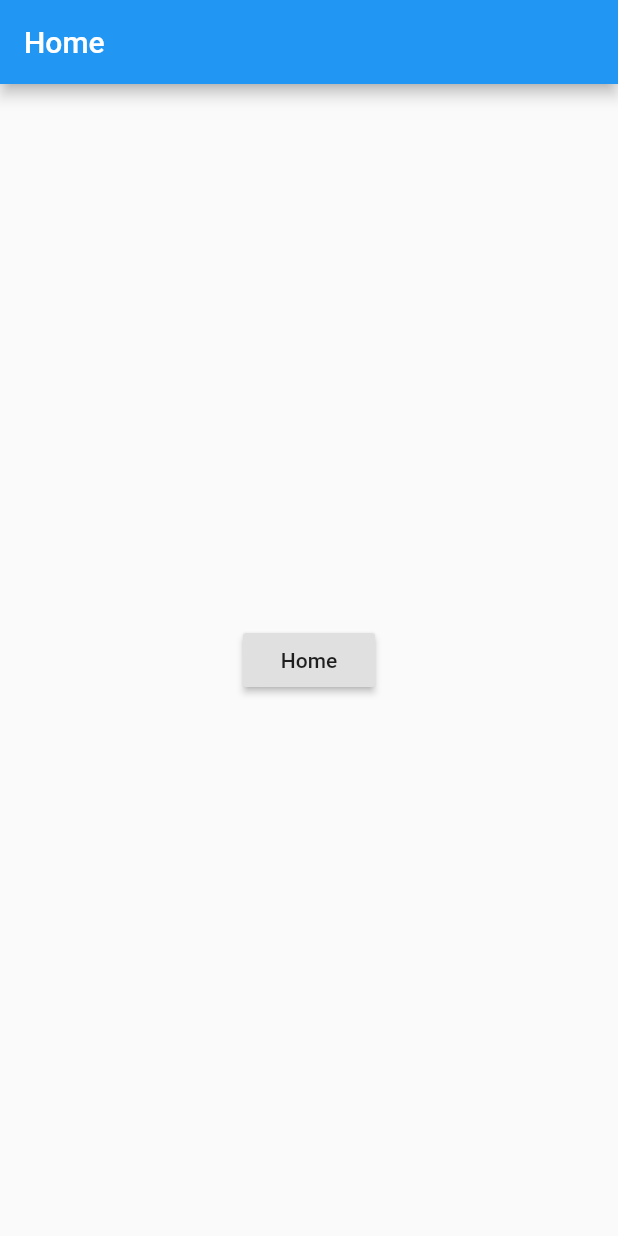
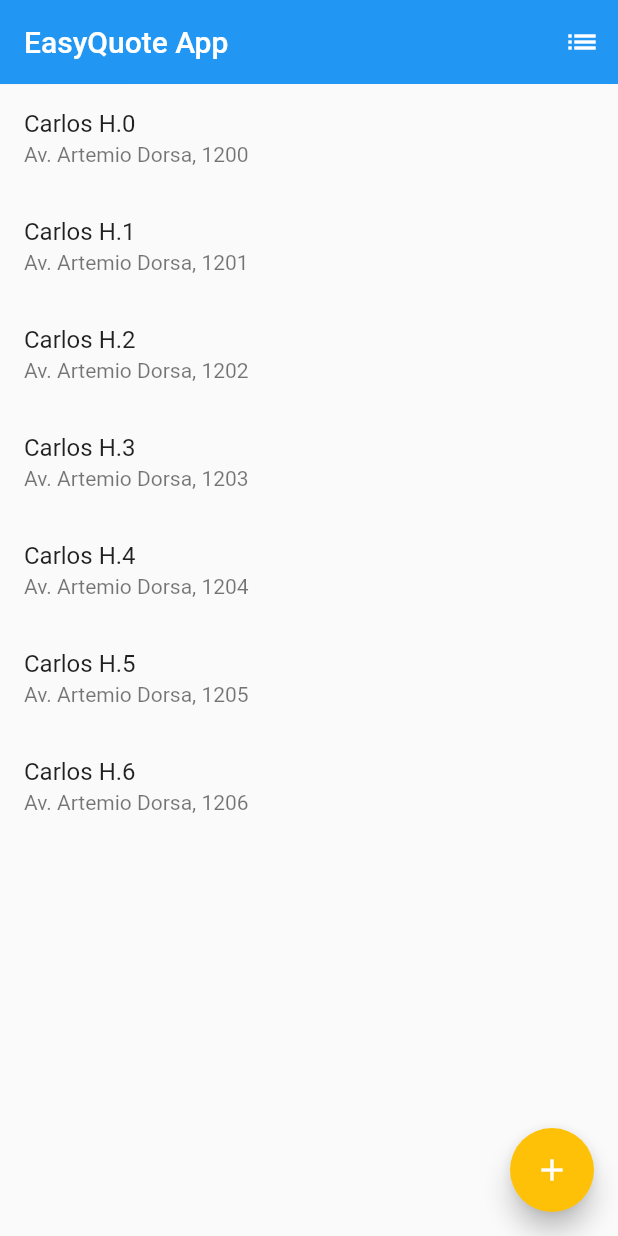
Before and after one commit to fabioranieri/my_meals_flutter_app, a Flutter app: the screen it shows after launch, on a phone screen of 412 x 824 dp. Run offline on Flutter 3.47's test engine with Material 2 defaults, Android fonts, the phone set to English and light mode, and no system bars.

Commit message:
Implemented Static Supplier list

```diff
--- a/lib/main.dart
+++ b/lib/main.dart
@@ -1,6 +1,8 @@
 import 'package:flutter/material.dart';
 import 'package:easy_quote_flutter_app/screens/login_screen.dart';
 import 'package:easy_quote_flutter_app/screens/home_screen.dart';
+import 'package:easy_quote_flutter_app/model/supplier.dart';
+
 
 void main() {
   runApp(MaterialApp(
@@ -9,7 +11,17 @@ void main() {
     theme: ThemeData(primarySwatch: Colors.blue),
     initialRoute: '/home',
     routes: {
-      '/home': (context) => HomeScreen(),
+      '/home': (context) => HomeScreen(
+        items: List<Supplier>.generate(7,
+              (i) => Supplier(
+                  "Carlos H." + i.toString(),
+                  "Av. Artemio Dorsa, 120" + i.toString(),
+                  "carlos@quicktech.no",
+                  "twitter.com",
+                  "Software"
+              ),
+        )
+      ),
       '/login': (context) => LoginScreen(),
     },
   ));
--- /dev/null
+++ b/lib/model/supplier.dart
@@ -0,0 +1,15 @@
+class Supplier {
+  final String name;
+  final String address;
+  final String email;
+  final String website;
+  final String category;
+
+  Supplier(
+      this.name,
+      this.address,
+      this.email,
+      this.website,
+      this.category
+      );
+}
--- a/lib/screens/home_screen.dart
+++ b/lib/screens/home_screen.dart
@@ -1,22 +1,70 @@
 import 'package:flutter/material.dart';
 import 'package:easy_quote_flutter_app/screens/login_screen.dart';
+import 'package:easy_quote_flutter_app/model/supplier.dart';
+import 'package:easy_quote_flutter_app/widget/supplier_card_list_item.dart';
 
-class HomeScreen extends StatelessWidget {
+class HomeScreen extends StatefulWidget {
+  final List<Supplier> items;
+
+  const HomeScreen({Key key, this.items}) : super(key: key);
+
+  @override
+  State<StatefulWidget> createState() {
+    print('[HomeScreen Widget] createState()');
+    return _HomeScreenState(items: this.items);
+  }
+}
+
+class _HomeScreenState extends State<HomeScreen> {
+  final List<Supplier> items;
+  _HomeScreenState({Key key, @required this.items});
+
+  @override
+  void initState() {
+    print('[_HomeScreenState] initState');
+    super.initState();
+  }
+
+  void _addProduct(Supplier item) {
+    setState(() {
+      items.add(item);
+    });
+  }
+
   @override
   Widget build(BuildContext context) {
     return Scaffold(
       appBar: AppBar(
-        title: Text('Home'),
+        title: Text('EasyQuote App'),
         automaticallyImplyLeading: false,
+        elevation: 0.1,
+        backgroundColor: Colors.lightBlueAccent[300],
+        actions: <Widget>[
+          IconButton(
+            icon: Icon(Icons.list),
+            onPressed: () {
+              print("Side menu clicked");
+            },
+          )
+        ],
       ),
-      body: Center(
-        child: RaisedButton(
-          child: Text('Home'),
-          onPressed: () {
-            // Navigator.pop(context);
-            // Navigator.push(context, MaterialPageRoute(builder: (context) => LoginScreen()));
-          },
-        ),
+      //body: _buildList(items),
+      body: SupplierCardListItem(items),
+      floatingActionButton: FloatingActionButton(
+        onPressed: () {
+          var now = new DateTime.now();
+          Supplier item = Supplier(
+            "Carlos H." + now.toString(),
+            "Av. São Vicente de Paula, 473",
+            "carlos@quicktech.no",
+            "twitter.com",
+            "Software"
+          );
+          this._addProduct(item);
+        },
+        child: Icon(Icons.add),
+        backgroundColor: Colors.amber,
+        elevation: 7,
       ),
     );
   }
--- /dev/null
+++ b/lib/widget/supplier_card_list_item.dart
@@ -0,0 +1,35 @@
+import 'package:flutter/material.dart';
+import 'package:easy_quote_flutter_app/model/supplier.dart';
+
+class SupplierCardListItem extends StatelessWidget {
+  final List<Supplier> items;
+  SupplierCardListItem(this.items);
+
+  @override
+  Widget build(BuildContext context) {
+    Widget cardItem = Container();
+
+    if(items.length > 0) {
+        cardItem = Container(
+        child: ListView.builder(
+          scrollDirection: Axis.vertical,
+          shrinkWrap: true,
+          itemCount: items.length,
+          itemBuilder: (context, index) {
+            final item = items[index];
+
+            if(item is Supplier){
+              return ListTile(
+                title: Text(item.name),
+                subtitle: Text(item.address),
+              );
+            }
+          },
+        ),
+      );
+    } else {
+      cardItem = Center(child: Text('No items found, please add some'));
+    }
+    return cardItem;
+  }
+}
```
